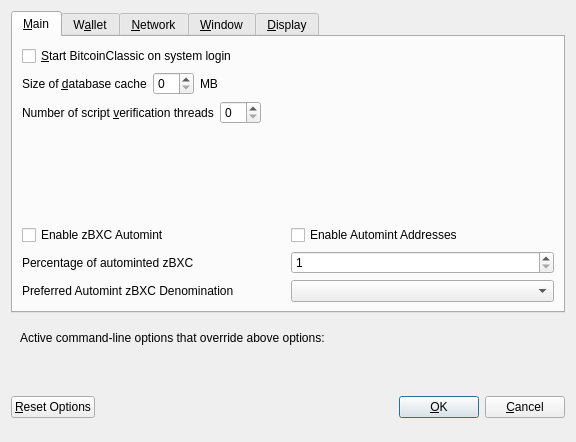
Before: the Qt Designer form src/qt/forms/optionsdialog.ui in wazzlecoin/core, drawn with Qt 5.
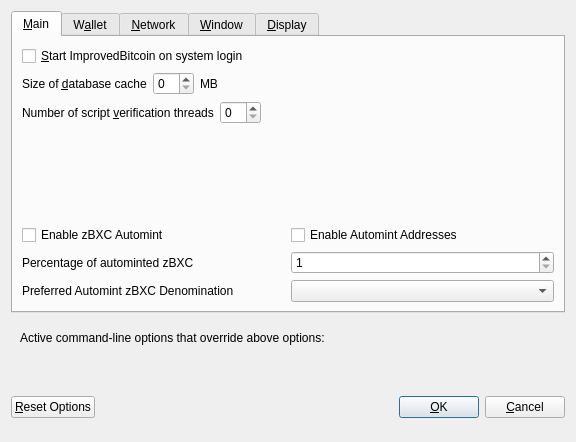
After: the same form once the commit is applied. Custom widgets are drawn as their Qt base class.

```diff
--- a/src/qt/forms/optionsdialog.ui
+++ b/src/qt/forms/optionsdialog.ui
@@ -33,7 +33,7 @@
           <string>Automatically start BitcoinClassic after logging in to the system.</string>
          </property>
          <property name="text">
-          <string>&amp;Start BitcoinClassic on system login</string>
+          <string>&amp;Start ImprovedBitcoin on system login</string>
          </property>
         </widget>
        </item>
```
Left out of the diff: 8 changed lines with no effect on the pictures.
